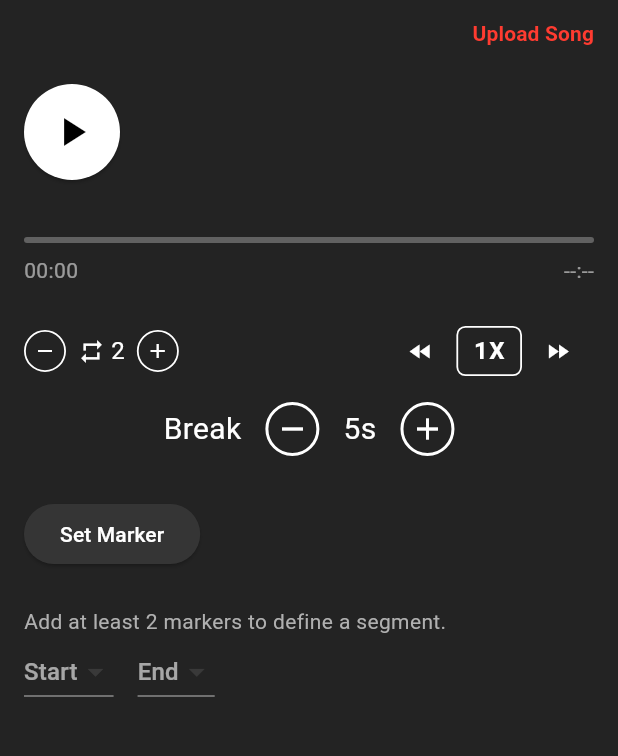
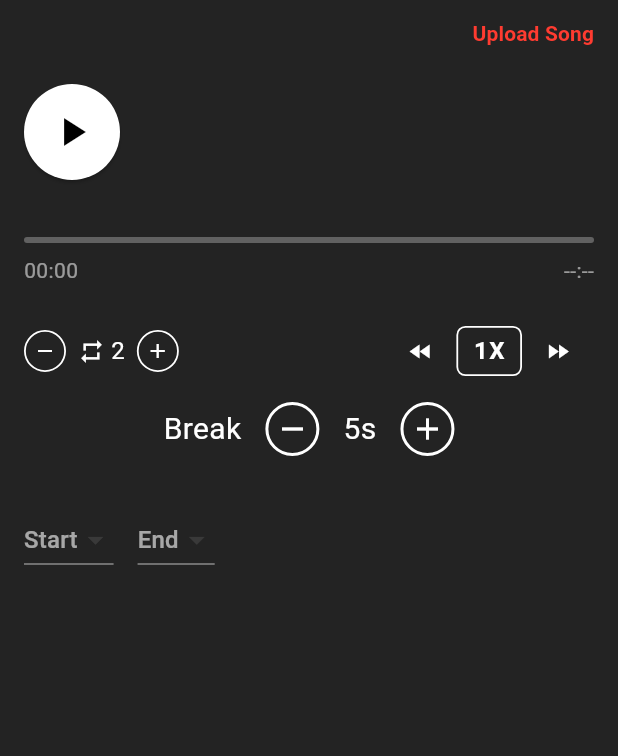
Before and after one commit to Justusschl/LoopingTool, a Flutter app: the LoopingToolExperimentScreen screen opened directly, after a tap on the "add" icon, on a phone screen of 412 x 824 dp, the part 90-846 px from its top. Run offline on Flutter 3.47's test engine with Material 3 defaults, Android fonts, the phone set to English and light mode, and no system bars; our stand-ins replace file_picker, just_audio, marquee.

Commit message:
Reframe whole screen closer to UI

```diff
--- /dev/null
+++ b/lib/features/looping_tool/screens/main_screen.dart
@@ -0,0 +1,166 @@
+import 'package:flutter/material.dart';
+import 'package:provider/provider.dart';
+// Import your real widgets and viewmodel here
+import '../viewmodels/looping_tool_viewmodel.dart';
+import '../widgets/looping_tool_header.dart';
+import '../widgets/custom_timeline.dart';
+import '../widgets/segment_selector.dart';
+import '../widgets/song_timeline_slider.dart';
+import '../widgets/break_duration_selector.dart';
+import '../widgets/playback_speed_selector.dart';
+import '../../../core/services/audio_service.dart';
+// ... other imports
+
+class MainScreen extends StatefulWidget {
+  const MainScreen({Key? key}) : super(key: key);
+
+  @override
+  _MainScreenState createState() => _MainScreenState();
+}
+
+class _MainScreenState extends State<MainScreen> {
+  bool addingSegment = false;
+
+  @override
+  Widget build(BuildContext context) {
+    final vm = Provider.of<LoopingToolViewModel>(context);
+    final audioService = Provider.of<AudioService>(context);
+
+    return Scaffold(
+      backgroundColor: Colors.black,
+      body: SafeArea(
+        child: Column(
+          crossAxisAlignment: CrossAxisAlignment.stretch,
+          children: [
+            // Header: back, title, save, audio info, edit/play toggle
+            const Padding(
+              padding: EdgeInsets.symmetric(horizontal: 12, vertical: 8),
+              child: LoopingToolHeader(),
+            ),
+            // Timeline/Segment Selector (use your custom timeline as placeholder)
+            Padding(
+              padding: const EdgeInsets.symmetric(vertical: 8),
+              child: CustomTimeline(
+                positionSeconds: audioService.position.inSeconds.toDouble(),
+                totalSeconds: audioService.duration?.inSeconds ?? 0,
+              ),
+            ),
+            // Add Segment Button and Instruction
+            Center(
+              child: Column(
+                children: [
+                  IconButton(
+                    icon: Icon(Icons.add_box_outlined, color: Colors.white, size: 32),
+                    onPressed: () {
+                      final timestamp = audioService.position;
+                      final label = String.fromCharCode(65 + vm.markers.length); // 'A', 'B', etc.
+                      vm.addMarker(label, timestamp);
+                    },
+                  ),
+                  Text(
+                    'Tap on + to add segment. Pinch to zoom.',
+                    style: TextStyle(color: Colors.white54, fontSize: 13),
+                  ),
+                ],
+              ),
+            ),
+            // Segment Card or Empty State
+            Expanded(
+              child: Padding(
+                padding: const EdgeInsets.all(8.0),
+                child: vm.selectedSegment != null
+                    ? SegmentSelector(audioService: Provider.of(context, listen: false))
+                    : addingSegment
+                        ? SegmentSelector(audioService: Provider.of(context, listen: false))
+                        : Container(
+                            decoration: BoxDecoration(
+                              border: Border.all(color: Colors.white24),
+                              borderRadius: BorderRadius.circular(12),
+                            ),
+                            child: Center(
+                              child: Column(
+                                mainAxisSize: MainAxisSize.min,
+                                children: [
+                                  Text('No Segments have been added yet!', style: TextStyle(color: Colors.white)),
+                                  SizedBox(height: 12),
+                                  OutlinedButton(
+                                    onPressed: () {
+                                      setState(() {
+                                        addingSegment = true;
+                                      });
+                                    },
+                                    child: Text('Add Segment', style: TextStyle(color: Colors.white)),
+                                    style: OutlinedButton.styleFrom(
+                                      side: BorderSide(color: Colors.white),
+                                    ),
+                                  ),
+                                ],
+                              ),
+                            ),
+                          ),
+              ),
+            ),
+            // Break & Prelude Row
+            Padding(
+              padding: const EdgeInsets.symmetric(horizontal: 16, vertical: 8),
+              child: Row(
+                children: [
+                  Expanded(
+                    child: BreakDurationSelector(
+                      breakSeconds: vm.breakDuration,
+                      onIncrement: () => vm.setBreakDuration(vm.breakDuration + 1),
+                      onDecrement: () => vm.setBreakDuration(vm.breakDuration > 1 ? vm.breakDuration - 1 : 1),
+                    ),
+                  ),
+                  SizedBox(width: 16),
+                  Text('Prelude', style: TextStyle(color: Colors.white)),
+                  Switch(
+                    value: vm.preludeEnabled,
+                    onChanged: (val) => vm.setPreludeEnabled(val),
+                    activeColor: Colors.red,
+                  ),
+                ],
+              ),
+            ),
+            // Main Timeline Slider
+            Padding(
+              padding: const EdgeInsets.symmetric(horizontal: 16, vertical: 8),
+              child: SongTimelineSlider(),
+            ),
+            // Playback Controls (replace with your actual controls if needed)
+            Padding(
+              padding: const EdgeInsets.symmetric(vertical: 12),
+              child: Row(
+                mainAxisAlignment: MainAxisAlignment.center,
+                children: [
+                  IconButton(icon: Icon(Icons.skip_previous, color: Colors.white, size: 32), onPressed: () {}),
+                  SizedBox(width: 16),
+                  CircleAvatar(
+                    radius: 28,
+                    backgroundColor: Colors.white,
+                    child: IconButton(
+                      icon: Icon(
+                        audioService.isPlaying ? Icons.pause : Icons.play_arrow,
+                        color: Colors.black,
+                        size: 32,
+                      ),
+                      onPressed: () {
+                        if (audioService.isPlaying) {
+                          audioService.pause();
+                        } else {
+                          audioService.play();
+                        }
+                      },
+                    ),
+                  ),
+                  SizedBox(width: 16),
+                  IconButton(icon: Icon(Icons.skip_next, color: Colors.white, size: 32), onPressed: () {}),
+                ],
+              ),
+            ),
+          ],
+        ),
+      ),
+    );
+  }
+}
--- a/lib/features/looping_tool/viewmodels/looping_tool_viewmodel.dart
+++ b/lib/features/looping_tool/viewmodels/looping_tool_viewmodel.dart
@@ -15,6 +15,9 @@ class LoopingToolViewModel extends ChangeNotifier {
   Duration? endPosition;
   String? _errorMessage;
   String? get errorMessage => _errorMessage;
+
+  bool _preludeEnabled = false;
+  bool get preludeEnabled => _preludeEnabled;
 
   void setAudioFile(String path) {
     audioFilePath = path;
@@ -134,4 +137,9 @@ class LoopingToolViewModel extends ChangeNotifier {
     }
     notifyListeners();
   }
+
+  void setPreludeEnabled(bool value) {
+    _preludeEnabled = value;
+    notifyListeners();
+  }
 }
--- a/lib/features/looping_tool/widgets/segment_selector.dart
+++ b/lib/features/looping_tool/widgets/segment_selector.dart
@@ -3,6 +3,8 @@ import 'package:provider/provider.dart';
 
 import '../viewmodels/looping_tool_viewmodel.dart';
 import '../../../core/services/audio_service.dart';
+import 'loop_count_selector.dart';
+import 'playback_speed_selector.dart';
 
 class SegmentSelector extends StatefulWidget {
   final AudioService audioService;
@@ -29,38 +31,7 @@ class _SegmentSelectorState extends State<SegmentSelector> {
     return Column(
       crossAxisAlignment: CrossAxisAlignment.start,
       children: [
-        const SizedBox(height: 8),
-        ElevatedButton(
-          onPressed: () {
-            final timestamp = audioService.position;
-            final label = String.fromCharCode(65 + vm.markers.length);
-            vm.addMarker(label, timestamp);
-          },
-          child: const Text("Set Marker"),
-        ),
         const SizedBox(height: 12),
-        if (vm.errorMessage != null)
-          Padding(
-            padding: const EdgeInsets.only(bottom: 8.0),
-            child: Text(
-              vm.errorMessage!,
-              style: const TextStyle(color: Colors.red),
-            ),
-          ),
-        Wrap(
-          spacing: 8,
-          children: vm.markers.map((m) {
-            return Chip(
-              label: Text("${m.label}: ${_formatDuration(m.timestamp)}"),
-              onDeleted: () {
-                vm.removeMarker(m);
-              },
-            );
-          }).toList(),
-        ),
-        const SizedBox(height: 12),
-        if (vm.markers.length < 2)
-          const Text("Add at least 2 markers to define a segment."),
         Row(
           children: [
             DropdownButton<String>(
@@ -112,10 +83,17 @@ class _SegmentSelectorState extends State<SegmentSelector> {
         if (vm.selectedSegment != null) ...[
           Text(
             "Selected Segment: ${_formatDuration(vm.selectedSegment!.duration)}",
-            style: const TextStyle(fontWeight: FontWeight.bold),
+            style: const TextStyle(fontWeight: FontWeight.bold, fontSize: 13),
           ),
-          const SizedBox(height: 8),
-          ElevatedButton(
+          const SizedBox(height: 4),
+          SizedBox(
+            height: 32,
+            child: ElevatedButton(
+              style: ElevatedButton.styleFrom(
+                padding: EdgeInsets.symmetric(horizontal: 12, vertical: 4),
+                textStyle: TextStyle(fontSize: 13),
+                minimumSize: Size(0, 32),
+              ),
               onPressed: () {
                 final segment = vm.selectedSegment;
                 if (segment != null) {
@@ -129,6 +107,37 @@ class _SegmentSelectorState extends State<SegmentSelector> {
               },
               child: const Text("Loop Selected Segment"),
             ),
+          ),
+          const SizedBox(height: 4),
+          Row(
+            mainAxisAlignment: MainAxisAlignment.spaceBetween,
+            children: [
+              SizedBox(
+                height: 28,
+                child: LoopCountSelector(
+                  loopCount: vm.loopCount,
+                  onIncrement: () {
+                    if (vm.loopCount < 99) vm.setLoopCount(vm.loopCount + 1);
+                  },
+                  onDecrement: () {
+                    if (vm.loopCount > 1) vm.setLoopCount(vm.loopCount - 1);
+                  },
+                ),
+              ),
+              SizedBox(
+                height: 28,
+                child: PlaybackSpeedSelector(
+                  speed: vm.playbackSpeed,
+                  onDecrement: () => vm.setPlaybackSpeed(
+                    (vm.playbackSpeed - 0.1).clamp(0.7, 1.2),
+                  ),
+                  onIncrement: () => vm.setPlaybackSpeed(
+                    (vm.playbackSpeed + 0.1).clamp(0.7, 1.2),
+                  ),
+                ),
+              ),
+            ],
+          ),
         ],
       ],
     );
--- a/lib/features/looping_tool/widgets/song_timeline_slider.dart
+++ b/lib/features/looping_tool/widgets/song_timeline_slider.dart
@@ -94,11 +94,6 @@ class SongTimelineSlider extends StatelessWidget {
             ],
           ),
         ),
-        AnimatedTimeline(
-          positionSeconds: audioService.position.inSeconds.toDouble(),
-          totalSeconds: audioService.duration?.inSeconds ?? 150,
-          windowSeconds: 30,
-        ),
       ],
     );
   }
--- a/lib/main.dart
+++ b/lib/main.dart
@@ -9,6 +9,8 @@ import 'theme/app_colors.dart';
 import 'features/looping_tool/widgets/song_timeline_slider.dart';
 import 'features/looping_tool/widgets/loop_settings_panel.dart';
 import 'features/looping_tool/widgets/segment_selector.dart';
+import 'features/looping_tool/screens/main_screen.dart';
+//import 'features/looping_tool/screens/main_screen.dart';
 
 void main() {
   runApp(
@@ -47,7 +49,7 @@ void main() {
         ),
         // Switch between your production and experiment screens here:
         // home: LoopingToolScreen(), // <-- Production
-        home: LoopingToolExperimentScreen(), // <-- Experiment
+        home: MainScreen(),
       ),
     ),
   );
```
Lines whose indentation alone changed are shown as unchanged.
